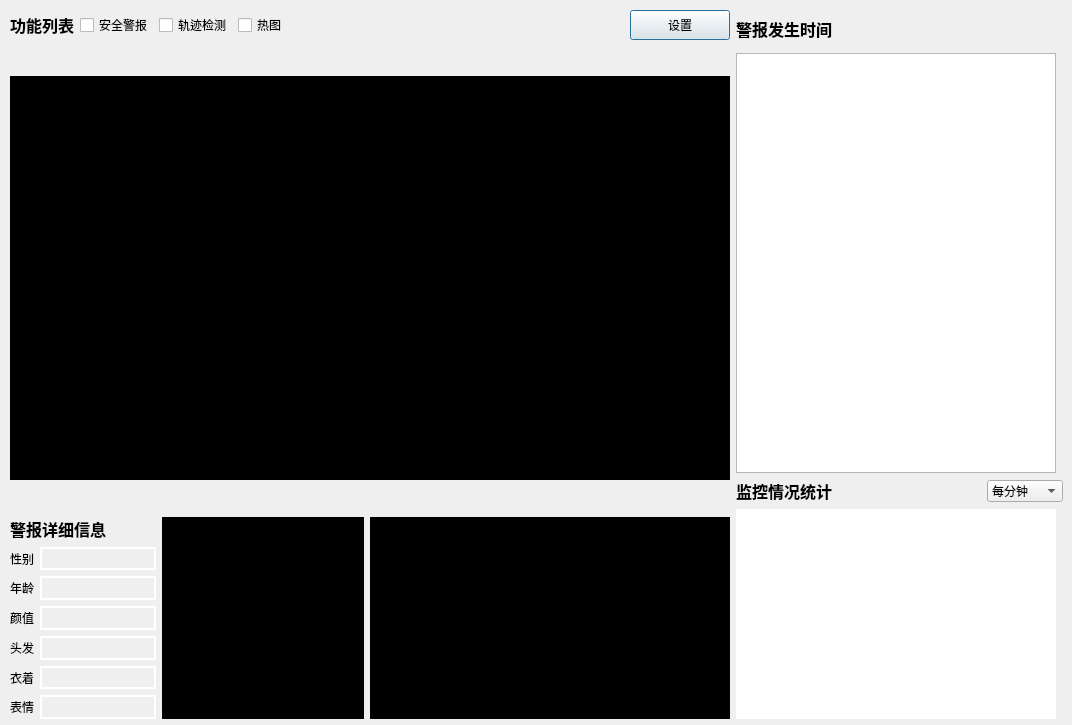
This is ui/vision_guard.ui in hza2002/VisionGuard as Qt 5 draws it before an edit. The edited form follows.
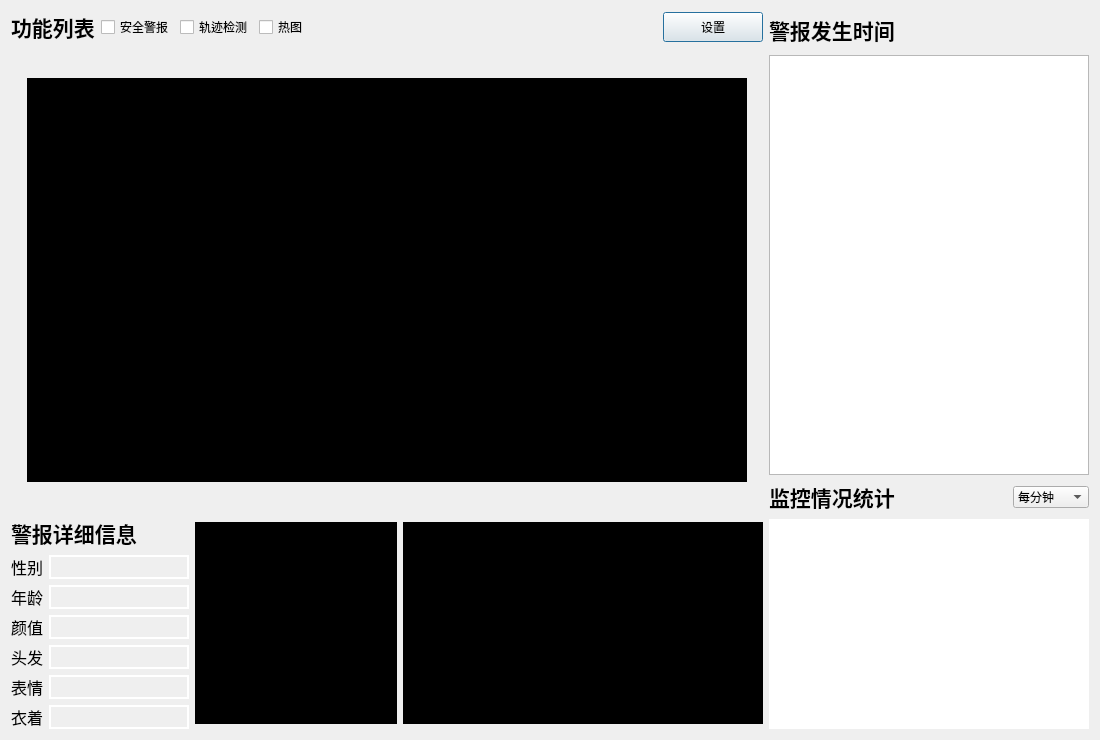
This is the edited form.

```diff
--- a/ui/vision_guard.ui
+++ b/ui/vision_guard.ui
@@ -6,20 +6,20 @@
    <rect>
     <x>0</x>
     <y>0</y>
-    <width>1072</width>
-    <height>725</height>
+    <width>1100</width>
+    <height>740</height>
    </rect>
   </property>
   <property name="minimumSize">
    <size>
-    <width>1072</width>
-    <height>725</height>
+    <width>1100</width>
+    <height>740</height>
    </size>
   </property>
   <property name="maximumSize">
    <size>
-    <width>1072</width>
-    <height>725</height>
+    <width>1100</width>
+    <height>740</height>
    </size>
   </property>
   <property name="sizeIncrement">
@@ -31,16 +31,7 @@
   <property name="windowTitle">
    <string>账户登录界面</string>
   </property>
-  <widget class="QWidget" name="horizontalLayoutWidget_8">
-   <property name="geometry">
-    <rect>
-     <x>10</x>
-     <y>10</y>
-     <width>1053</width>
-     <height>709</height>
-    </rect>
-   </property>
-   <layout class="QHBoxLayout" name="horizontalLayout_11">
+  <layout class="QHBoxLayout" name="horizontalLayout_8">
     <item>
      <layout class="QVBoxLayout" name="verticalLayout_2" stretch="0,0,0,0,0">
       <item>
@@ -49,7 +40,7 @@
          <widget class="QLabel" name="function_list">
           <property name="font">
            <font>
-            <pointsize>12</pointsize>
+           <pointsize>16</pointsize>
             <bold>true</bold>
            </font>
           </property>
@@ -137,6 +128,21 @@
          <size>
           <width>20</width>
           <height>40</height>
+        </size>
+       </property>
+      </spacer>
+     </item>
+     <item>
+      <layout class="QHBoxLayout" name="horizontalLayout_2">
+       <item>
+        <spacer name="horizontalSpacer_5">
+         <property name="orientation">
+          <enum>Qt::Horizontal</enum>
+         </property>
+         <property name="sizeHint" stdset="0">
+          <size>
+           <width>40</width>
+           <height>20</height>
          </size>
         </property>
        </spacer>
@@ -170,6 +176,21 @@
        </widget>
       </item>
       <item>
+        <spacer name="horizontalSpacer_6">
+         <property name="orientation">
+          <enum>Qt::Horizontal</enum>
+         </property>
+         <property name="sizeHint" stdset="0">
+          <size>
+           <width>40</width>
+           <height>20</height>
+          </size>
+         </property>
+        </spacer>
+       </item>
+      </layout>
+     </item>
+     <item>
        <spacer name="verticalSpacer_2">
         <property name="orientation">
          <enum>Qt::Vertical</enum>
@@ -183,11 +204,11 @@
        </spacer>
       </item>
       <item>
-       <layout class="QHBoxLayout" name="horizontalLayout_9">
+      <layout class="QHBoxLayout" name="horizontalLayout" stretch="1,0,0">
         <item>
-         <layout class="QVBoxLayout" name="verticalLayout">
+        <layout class="QVBoxLayout" name="verticalLayout" stretch="0,1">
           <item>
-           <layout class="QHBoxLayout" name="horizontalLayout_3" stretch="0,1">
+          <layout class="QHBoxLayout" name="horizontalLayout_3" stretch="0,0">
             <item>
              <widget class="QLabel" name="label_8">
               <property name="minimumSize">
@@ -198,7 +219,7 @@
               </property>
               <property name="font">
                <font>
-                <pointsize>12</pointsize>
+               <pointsize>16</pointsize>
                 <bold>true</bold>
                </font>
               </property>
@@ -223,16 +244,26 @@
            </layout>
           </item>
           <item>
-           <layout class="QHBoxLayout" name="horizontalLayout" stretch="0,1">
-            <item>
+          <layout class="QFormLayout" name="formLayout">
+           <item row="0" column="0">
              <widget class="QLabel" name="label_7">
+             <property name="font">
+              <font>
+               <pointsize>12</pointsize>
+              </font>
+             </property>
               <property name="text">
                <string>性别</string>
               </property>
              </widget>
             </item>
-            <item>
+           <item row="0" column="1">
              <widget class="QLabel" name="gender">
+             <property name="font">
+              <font>
+               <pointsize>12</pointsize>
+              </font>
+             </property>
               <property name="styleSheet">
                <string notr="true">border-width: 2px;
 border-style: solid;
@@ -243,19 +274,25 @@
               </property>
              </widget>
             </item>
-           </layout>
-          </item>
-          <item>
-           <layout class="QHBoxLayout" name="horizontalLayout_2" stretch="0,1">
-            <item>
+           <item row="1" column="0">
              <widget class="QLabel" name="label_5">
+             <property name="font">
+              <font>
+               <pointsize>12</pointsize>
+              </font>
+             </property>
               <property name="text">
                <string>年龄</string>
               </property>
              </widget>
             </item>
-            <item>
+           <item row="1" column="1">
              <widget class="QLabel" name="age">
+             <property name="font">
+              <font>
+               <pointsize>12</pointsize>
+              </font>
+             </property>
               <property name="styleSheet">
                <string notr="true">border-width: 2px;
 border-style: solid;
@@ -266,19 +303,25 @@
               </property>
              </widget>
             </item>
-           </layout>
-          </item>
-          <item>
-           <layout class="QHBoxLayout" name="horizontalLayout_4" stretch="0,1">
-            <item>
+           <item row="2" column="0">
              <widget class="QLabel" name="label">
+             <property name="font">
+              <font>
+               <pointsize>12</pointsize>
+              </font>
+             </property>
               <property name="text">
                <string>颜值</string>
               </property>
              </widget>
             </item>
-            <item>
+           <item row="2" column="1">
              <widget class="QLabel" name="appearance">
+             <property name="font">
+              <font>
+               <pointsize>12</pointsize>
+              </font>
+             </property>
               <property name="styleSheet">
                <string notr="true">border-width: 2px;
 border-style: solid;
@@ -289,42 +332,25 @@
               </property>
              </widget>
             </item>
-           </layout>
-          </item>
-          <item>
-           <layout class="QHBoxLayout" name="horizontalLayout_6" stretch="0,1">
-            <item>
+           <item row="3" column="0">
              <widget class="QLabel" name="label_6">
+             <property name="font">
+              <font>
+               <pointsize>12</pointsize>
+              </font>
+             </property>
               <property name="text">
                <string>头发</string>
               </property>
              </widget>
             </item>
-            <item>
+           <item row="3" column="1">
              <widget class="QLabel" name="hair">
-              <property name="styleSheet">
-               <string notr="true">border-width: 2px;
-border-style: solid;
-border-color: rgb(255, 255, 255);</string>
-              </property>
-              <property name="text">
-               <string/>
-              </property>
-             </widget>
-            </item>
-           </layout>
-          </item>
-          <item>
-           <layout class="QHBoxLayout" name="horizontalLayout_7" stretch="0,1">
-            <item>
-             <widget class="QLabel" name="label_9">
-              <property name="text">
-               <string>衣着</string>
-              </property>
-             </widget>
-            </item>
-            <item>
-             <widget class="QLabel" name="clothes">
+             <property name="font">
+              <font>
+               <pointsize>12</pointsize>
+              </font>
+             </property>
               <property name="styleSheet">
                <string notr="true">border-width: 2px;
 border-style: solid;
@@ -335,19 +361,54 @@
               </property>
              </widget>
             </item>
-           </layout>
-          </item>
-          <item>
-           <layout class="QHBoxLayout" name="horizontalLayout_8" stretch="0,1">
-            <item>
+           <item row="4" column="0">
              <widget class="QLabel" name="label_2">
+             <property name="font">
+              <font>
+               <pointsize>12</pointsize>
+              </font>
+             </property>
               <property name="text">
                <string>表情</string>
               </property>
              </widget>
             </item>
-            <item>
+           <item row="4" column="1">
              <widget class="QLabel" name="expression">
+             <property name="font">
+              <font>
+               <pointsize>12</pointsize>
+              </font>
+             </property>
+             <property name="styleSheet">
+              <string notr="true">border-width: 2px;
+border-style: solid;
+border-color: rgb(255, 255, 255);</string>
+             </property>
+             <property name="text">
+              <string/>
+             </property>
+            </widget>
+           </item>
+           <item row="5" column="0">
+            <widget class="QLabel" name="label_9">
+             <property name="font">
+              <font>
+               <pointsize>12</pointsize>
+              </font>
+             </property>
+             <property name="text">
+              <string>衣着</string>
+             </property>
+            </widget>
+           </item>
+           <item row="5" column="1">
+            <widget class="QLabel" name="clothes">
+             <property name="font">
+              <font>
+               <pointsize>12</pointsize>
+              </font>
+             </property>
               <property name="styleSheet">
                <string notr="true">border-width: 2px;
 border-style: solid;
@@ -430,7 +491,7 @@
          <widget class="QLabel" name="label_3">
           <property name="font">
            <font>
-            <pointsize>12</pointsize>
+           <pointsize>16</pointsize>
             <bold>true</bold>
            </font>
           </property>
@@ -494,7 +555,7 @@
           </property>
           <property name="font">
            <font>
-            <pointsize>12</pointsize>
+           <pointsize>16</pointsize>
             <bold>true</bold>
            </font>
           </property>
@@ -586,7 +647,6 @@
      </layout>
     </item>
    </layout>
-  </widget>
  </widget>
  <resources/>
  <connections/>
```
Left out of the diff: 2 changed lines with no effect on the pictures. Lines whose indentation alone changed are shown as unchanged.
